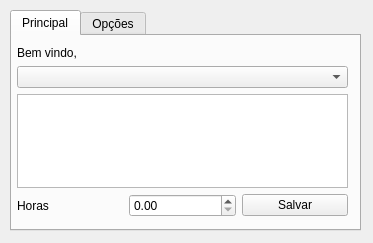
inspira/timely, file Widget/TimeTracker/mainwidget.ui: the form before one commit.
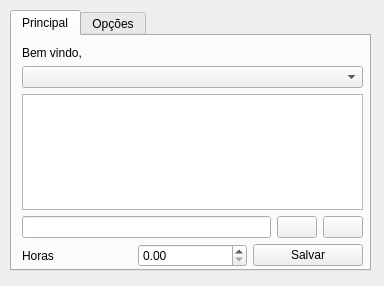
The form after the commit. The open tabs and pages were chosen to show the change. Icons and pictures are not drawn.

What changed in the file:
```diff
--- a/Widget/TimeTracker/mainwidget.ui
+++ b/Widget/TimeTracker/mainwidget.ui
@@ -6,8 +6,8 @@
    <rect>
     <x>0</x>
     <y>0</y>
-    <width>373</width>
-    <height>243</height>
+    <width>384</width>
+    <height>286</height>
    </rect>
   </property>
   <property name="sizePolicy">
@@ -18,14 +18,14 @@
   </property>
   <property name="minimumSize">
    <size>
-    <width>373</width>
-    <height>243</height>
+    <width>384</width>
+    <height>286</height>
    </size>
   </property>
   <property name="maximumSize">
    <size>
-    <width>373</width>
-    <height>243</height>
+    <width>384</width>
+    <height>286</height>
    </size>
   </property>
   <property name="windowTitle">
@@ -40,8 +40,8 @@
     <rect>
      <x>10</x>
      <y>10</y>
-     <width>351</width>
-     <height>221</height>
+     <width>361</width>
+     <height>261</height>
     </rect>
    </property>
    <property name="currentIndex">
@@ -51,13 +51,13 @@
     <attribute name="title">
      <string>Principal</string>
     </attribute>
-    <widget class="QWidget" name="verticalLayoutWidget">
+    <widget class="QWidget" name="">
      <property name="geometry">
       <rect>
-       <x>5</x>
+       <x>10</x>
        <y>10</y>
-       <width>331</width>
-       <height>171</height>
+       <width>341</width>
+       <height>221</height>
       </rect>
      </property>
      <layout class="QVBoxLayout" name="verticalLayout">
@@ -74,6 +74,39 @@
       <item>
        <widget class="QTextEdit" name="txtDescription"/>
       </item>
+      <item>
+       <layout class="QHBoxLayout" name="horizontalLayout_4">
+        <item>
+         <widget class="QLineEdit" name="txtRunningTime"/>
+        </item>
+        <item>
+         <layout class="QHBoxLayout" name="horizontalLayout_3">
+          <item>
+           <widget class="QPushButton" name="btnPlayPause">
+            <property name="text">
+             <string/>
+            </property>
+            <property name="icon">
+             <iconset resource="Resource.qrc">
+              <normaloff>:/resource/Player Play.png</normaloff>:/resource/Player Play.png</iconset>
+            </property>
+           </widget>
+          </item>
+          <item>
+           <widget class="QPushButton" name="btnPause">
+            <property name="text">
+             <string/>
+            </property>
+            <property name="icon">
+             <iconset resource="Resource.qrc">
+              <normaloff>:/resource/Player Pause.png</normaloff>:/resource/Player Pause.png</iconset>
+            </property>
+           </widget>
+          </item>
+         </layout>
+        </item>
+       </layout>
+      </item>
       <item>
        <layout class="QHBoxLayout" name="horizontalLayout_2">
         <item>
```
Left out of the diff: 2 changed lines with no effect on the pictures.
